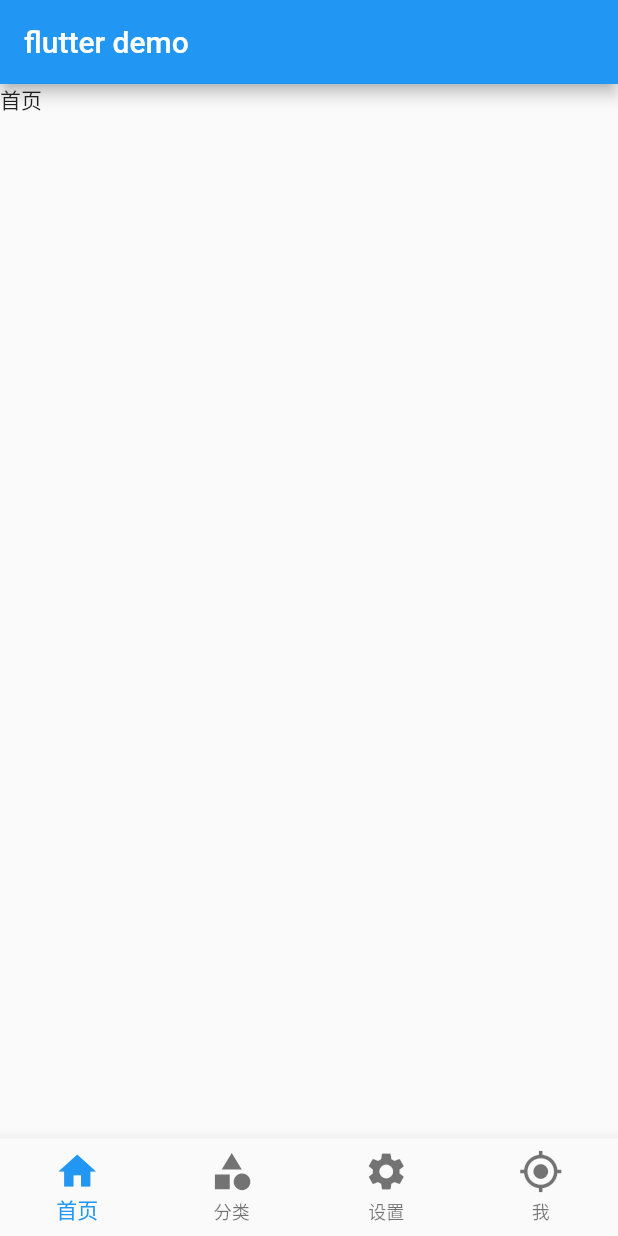
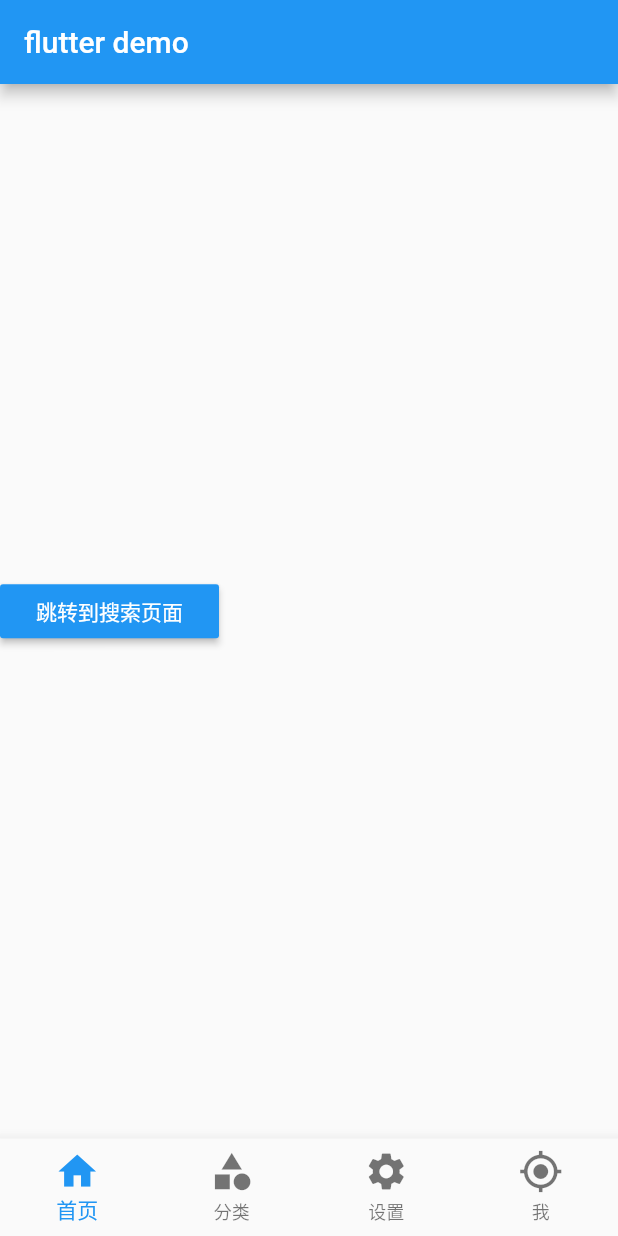
Before and after one commit to nk-android178/studyflutter, a Flutter app: the Tabs screen opened directly, on a phone screen of 412 x 824 dp. Run offline on Flutter 3.47's test engine with Material 2 defaults, Android fonts, the phone set to English and light mode, and no system bars.

Commit message:
学习配置路由

```diff
--- /dev/null
+++ b/lib/main20pushpop.dart
@@ -0,0 +1,19 @@
+import 'package:flutter/material.dart';
+import 'pages/tabs.dart';
+
+void main() {
+  runApp(MyApp());
+}
+
+// StatelessWidget 无状态的组件
+class MyApp extends StatelessWidget {
+  // This widget is the root of your application.
+  @override
+  Widget build(BuildContext context) {
+    return MaterialApp(
+      //MaterialApp一般作为根组件
+      home: Tabs(),
+      theme: ThemeData(primarySwatch: Colors.blue),
+    );
+  }
+}
--- a/lib/pages/tabs/home.dart
+++ b/lib/pages/tabs/home.dart
@@ -1,4 +1,5 @@
 import 'package:flutter/material.dart';
+import '../search.dart';
 
 class HomePage extends StatefulWidget {
   @override
@@ -8,8 +9,30 @@ class HomePage extends StatefulWidget {
 class _HomePageState extends State<HomePage> {
   @override
   Widget build(BuildContext context) {
-    return Container(
-      child: Text("首页"),
+    return Column(
+        crossAxisAlignment: CrossAxisAlignment.start,
+        mainAxisAlignment: MainAxisAlignment.center,
+        children: [
+          RaisedButton(
+            child: Text("跳转到搜索页面"),
+            onPressed: (){
+              //通过命令路由传参数
+              Navigator.pushNamed(context, '/search',arguments: {
+                'id':123
+              });
+              //通过根组件命名路由统一管理跳转
+//              Navigator.pushNamed(context, '/search');
+              // 路由跳转
+//              Navigator.of(context).push(
+//                MaterialPageRoute(
+//                  builder: (context)=>SearchPage()
+//                )
+//              );
+            },
+            color: Theme.of(context).accentColor,
+            textTheme: ButtonTextTheme.primary,
+          ),
+        ]
     );
   }
 }
```
Also changed, not shown: lib/main.dart (+12 -2 lines), lib/pages/Form.dart (added, +43 -0 lines), lib/pages/search.dart (added, +15 -0 lines), lib/pages/tabs/category.dart (+18 -2 lines), lib/router/Routers.dart (added, +37 -0 lines).
